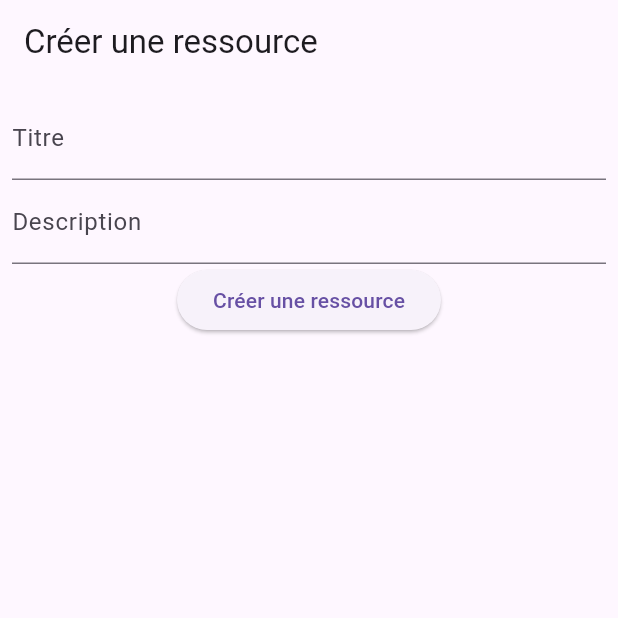
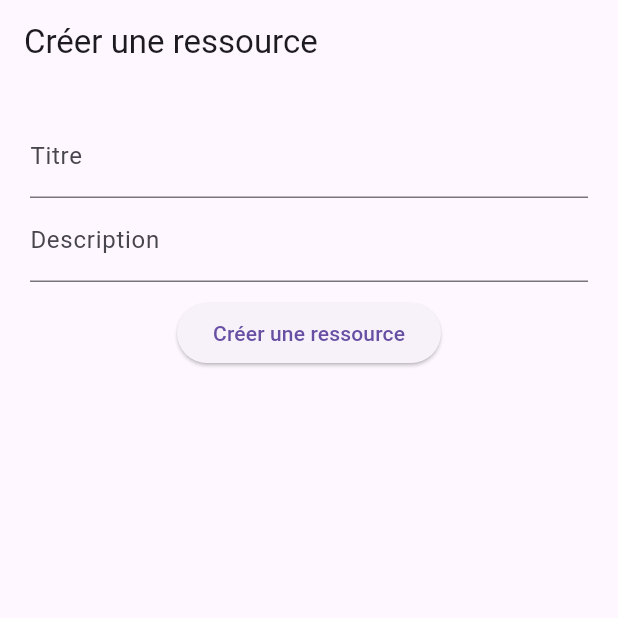
Before and after one commit to shirin-b12/SMIG_app, a Flutter app: the screen it shows after launch, on a phone screen of 412 x 824 dp, the top half of it. Run offline on Flutter 3.47's test engine with Material 3 defaults, Android fonts, the phone set to English and light mode, and no system bars; our stand-ins replace lottie, shared_preferences.

```diff
--- a/lib/views/page/ressource_creation_page.dart
+++ b/lib/views/page/ressource_creation_page.dart
@@ -15,7 +15,7 @@ class RessourceCreationPage extends StatelessWidget {
     return Scaffold(
       appBar: AppBar(title: Text('Créer une ressource')),
       body: Padding(
-        padding: EdgeInsets.all(8.0),
+        padding: EdgeInsets.all(20.0),
         child: Column(
           children: <Widget>[
             TextField(
@@ -26,7 +26,9 @@ class RessourceCreationPage extends StatelessWidget {
               controller: descriptionController,
               decoration: InputDecoration(labelText: 'Description'),
             ),
-            ElevatedButton(
+            Padding(
+              padding: EdgeInsets.all(10.0),
+              child: ElevatedButton(
                 onPressed: () async {
                   final ressource = await ApiService().createRessource(
                       titleController.text,
@@ -42,6 +44,7 @@ class RessourceCreationPage extends StatelessWidget {
                 },
                 child: Text('Créer une ressource'),
               ),
+            ),
           ],
         ),
       ),
```
Also changed, not shown: lib/views/page/ressource_list_page.dart (+12 -2 lines), lib/widgets/ressource_card.dart (+25 -2 lines). Lines whose indentation alone changed are shown as unchanged.
